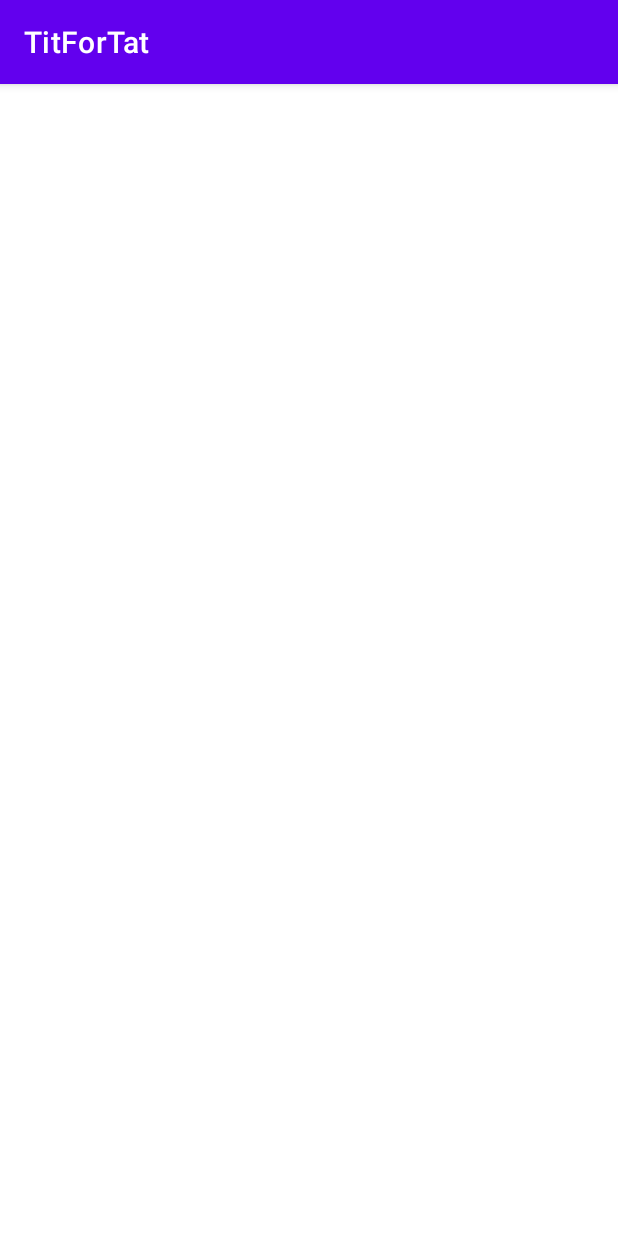
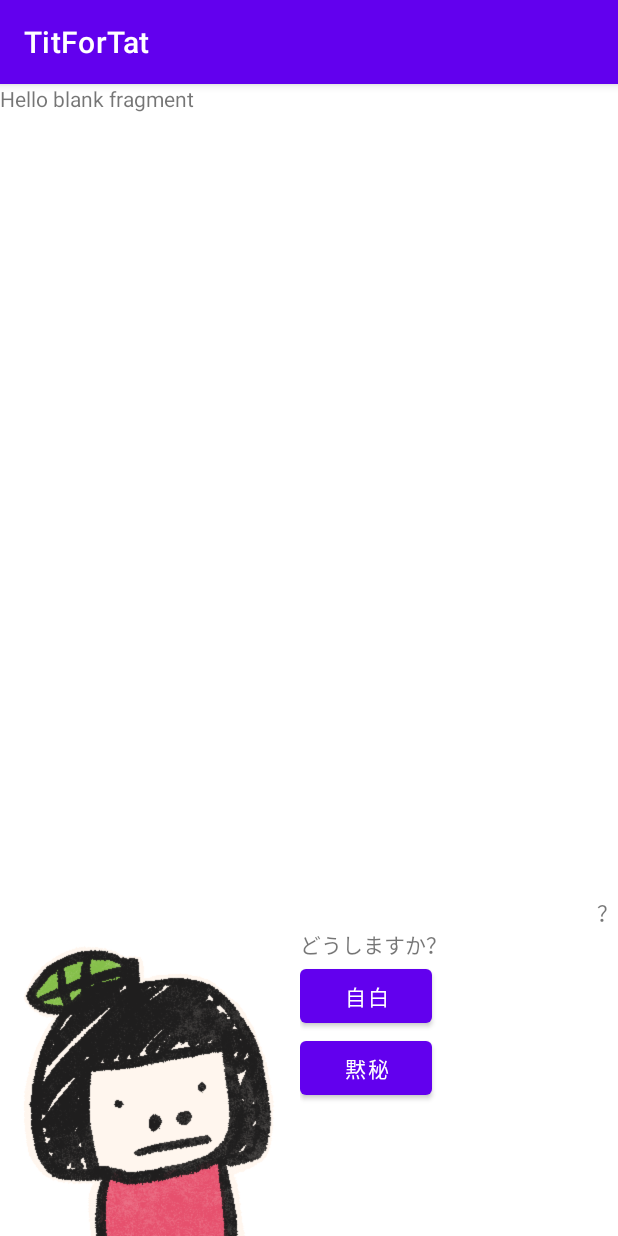
Before and after one commit to Porigon398/TitForTat, an Android app: the MainActivity screen opened directly, with no data from a screen before it, on a phone screen of 412 x 824 dp. Run offline under Robolectric (Android 15) with nearby library versions, the phone set to English and light mode, and no system bars.

Commit message:
StartActivityからMainActivityに遷移させる

```diff
--- a/app/build.gradle
+++ b/app/build.gradle
@@ -1,6 +1,7 @@
 plugins {
     id 'com.android.application'
     id 'kotlin-android'
+    id 'kotlin-android-extensions'
 }
 
 android {
@@ -39,6 +40,7 @@ dependencies {
     implementation 'androidx.appcompat:appcompat:1.1.0'
     implementation 'com.google.android.material:material:1.1.0'
     implementation 'androidx.constraintlayout:constraintlayout:1.1.3'
+    implementation 'androidx.legacy:legacy-support-v4:1.0.0'
     testImplementation 'junit:junit:4.+'
     androidTestImplementation 'androidx.test.ext:junit:1.1.1'
     androidTestImplementation 'androidx.test.espresso:espresso-core:3.2.0'
--- a/app/src/main/java/com/example/titfortat/MainActivity.kt
+++ b/app/src/main/java/com/example/titfortat/MainActivity.kt
@@ -3,6 +3,9 @@ package com.example.titfortat
 import androidx.appcompat.app.AppCompatActivity
 import android.os.Bundle
 
+/**
+ * メイン画面.
+ */
 class MainActivity : AppCompatActivity() {
     override fun onCreate(savedInstanceState: Bundle?) {
         super.onCreate(savedInstanceState)
--- /dev/null
+++ b/app/src/main/java/com/example/titfortat/ProgressFragment.kt
@@ -0,0 +1,21 @@
+package com.example.titfortat
+
+import android.os.Bundle
+import androidx.fragment.app.Fragment
+import android.view.LayoutInflater
+import android.view.View
+import android.view.ViewGroup
+
+/**
+ * プログレス画面.
+ */
+class ProgressFragment : Fragment() {
+
+    override fun onCreateView(
+        inflater: LayoutInflater, container: ViewGroup?,
+        savedInstanceState: Bundle?
+    ): View? {
+        // Inflate the layout for this fragment
+        return inflater.inflate(R.layout.fragment_progress, container, false)
+    }
+}
--- a/app/src/main/java/com/example/titfortat/ResultActivity.kt
+++ b/app/src/main/java/com/example/titfortat/ResultActivity.kt
@@ -3,6 +3,9 @@ package com.example.titfortat
 import androidx.appcompat.app.AppCompatActivity
 import android.os.Bundle
 
+/**
+ * 結果画面.
+ */
 class ResultActivity : AppCompatActivity() {
     override fun onCreate(savedInstanceState: Bundle?) {
         super.onCreate(savedInstanceState)
--- a/app/src/main/java/com/example/titfortat/StartActivity.kt
+++ b/app/src/main/java/com/example/titfortat/StartActivity.kt
@@ -1,11 +1,21 @@
 package com.example.titfortat
 
+import android.content.Intent
 import androidx.appcompat.app.AppCompatActivity
 import android.os.Bundle
+import kotlinx.android.synthetic.main.activity_start.*
 
+/**
+ * スタート画面.
+ */
 class StartActivity : AppCompatActivity() {
     override fun onCreate(savedInstanceState: Bundle?) {
         super.onCreate(savedInstanceState)
         setContentView(R.layout.activity_start)
+
+        startButton.setOnClickListener {
+            val intent = Intent(application, MainActivity::class.java)
+            startActivity(intent)
+        }
     }
 }
--- a/app/src/main/res/layout/activity_main.xml
+++ b/app/src/main/res/layout/activity_main.xml
@@ -13,6 +13,8 @@
         android:gravity="center">
 
         <fragment
+            android:id="@+id/fragment_progress"
+            android:name="com.example.titfortat.ProgressFragment"
             android:layout_width="match_parent"
             android:layout_height="wrap_content"
             android:layout_weight="20" />
--- a/app/src/main/res/layout/activity_start.xml
+++ b/app/src/main/res/layout/activity_start.xml
@@ -22,6 +22,7 @@
             app:layout_constraintTop_toTopOf="parent" />
 
         <Button
+            android:id="@+id/startButton"
             android:layout_width="wrap_content"
             android:layout_height="wrap_content"
             android:text="@string/start" />
--- /dev/null
+++ b/app/src/main/res/layout/fragment_progress.xml
@@ -0,0 +1,13 @@
+<?xml version="1.0" encoding="utf-8"?>
+<FrameLayout xmlns:android="http://schemas.android.com/apk/res/android"
+    xmlns:tools="http://schemas.android.com/tools"
+    android:layout_width="match_parent"
+    android:layout_height="match_parent"
+    tools:context=".ProgressFragment">
+
+    <TextView
+        android:layout_width="match_parent"
+        android:layout_height="match_parent"
+        android:text="@string/hello_blank_fragment" />
+
+</FrameLayout>
--- a/app/src/main/res/values/strings.xml
+++ b/app/src/main/res/values/strings.xml
@@ -17,5 +17,7 @@
     <string name="opponent">相手は懲役 </string>
     <string name="zero">0</string>
     <string name="years"> 年になりました！</string>
+    <!-- TODO: Remove or change this placeholder text -->
+    <string name="hello_blank_fragment">Hello blank fragment</string>
 
 </resources>
```
